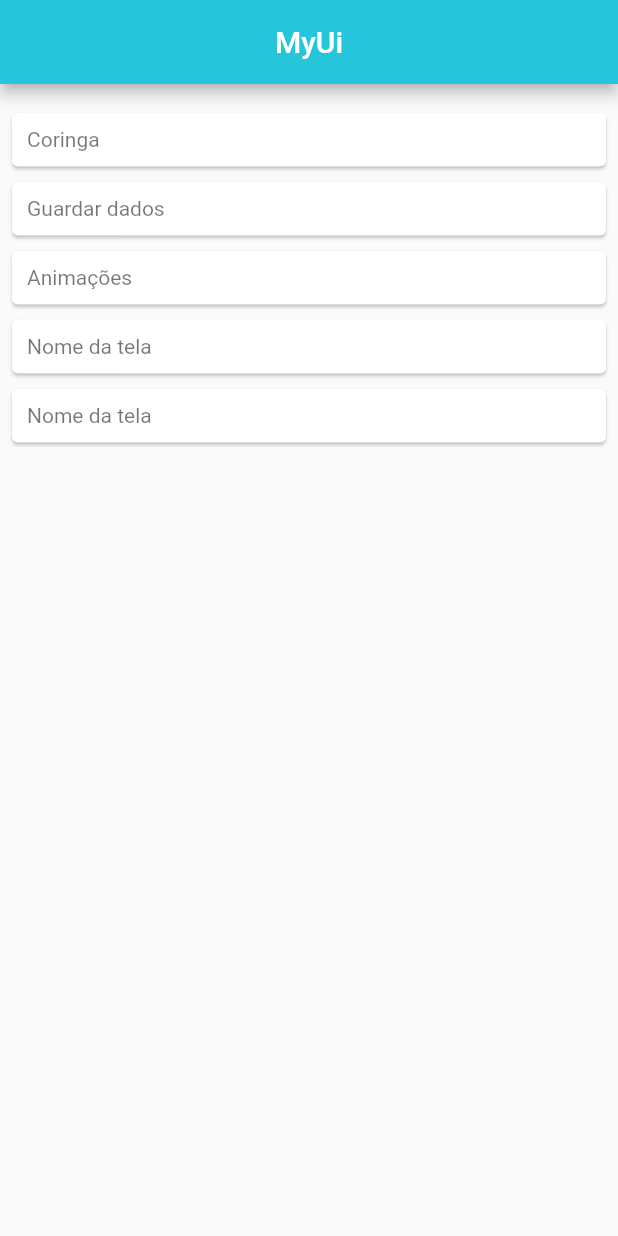
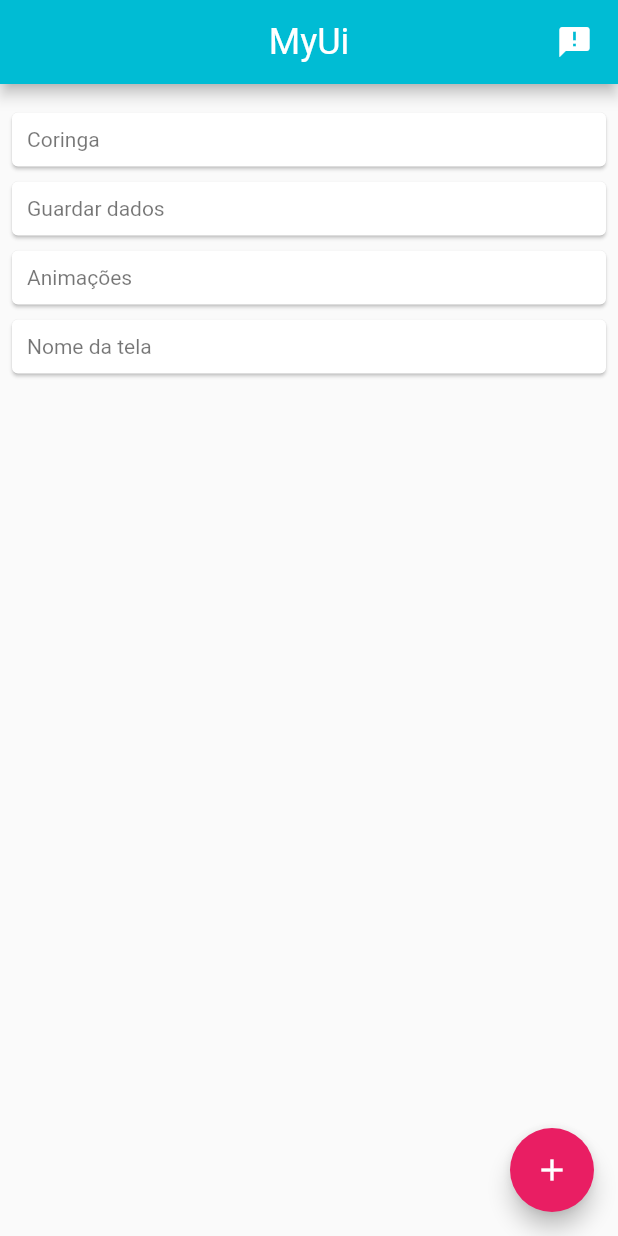
Before and after one commit to mateusisrael/myui, a Flutter app: the screen it shows after launch, on a phone screen of 412 x 824 dp. Run offline on Flutter 3.47's test engine with Material 2 defaults, Android fonts, the phone set to English and light mode, and no system bars.

Commit message:
Começando a usar ThemeData

```diff
--- a/lib/main.dart
+++ b/lib/main.dart
@@ -1,8 +1,10 @@
 import 'package:flutter/material.dart';
 import 'package:flutter/foundation.dart'
     show debugDefaultTargetPlatformOverride;
+import 'package:myui/src/screens/theme.dart';
 import './src/screens/home.dart';
 import './src/screens/coringa.dart';
+import './src/screens/sobre.dart';
 
 
 
@@ -18,6 +20,7 @@ class MyApp extends StatelessWidget{
   @override
   Widget build(BuildContext context) {
     return MaterialApp(
+      theme: myappTheme(),
       debugShowCheckedModeBanner: false,
       title: 'MyUi',
 
@@ -25,6 +28,7 @@ class MyApp extends StatelessWidget{
       routes: {
         '/': (context) => Home(),
         '/coringa': (context) => Coringa(),
+        '/sobre': (context) => Sobre()
       }
     );
   }
--- a/lib/src/screens/coringa.dart
+++ b/lib/src/screens/coringa.dart
@@ -1,4 +1,5 @@
 import 'package:flutter/material.dart';
+
 
 class Coringa extends StatelessWidget{
 
@@ -6,13 +7,12 @@ class Coringa extends StatelessWidget{
   Widget build(BuildContext context) {
     return Scaffold(
       appBar: AppBar(
-        backgroundColor: Colors.cyan[400],
-        title: Text('Coringa'),
+        iconTheme: Theme.of(context).appBarTheme.iconTheme,
+        title: Text('Coringa', style: Theme.of(context).textTheme.headline,),
         centerTitle: true,
       ),
 
       floatingActionButton: FloatingActionButton(
-        backgroundColor: Colors.cyan[400],
         child: Icon(Icons.add)
       ),
     );
--- a/lib/src/screens/home.dart
+++ b/lib/src/screens/home.dart
@@ -1,14 +1,33 @@
 import 'package:flutter/material.dart';
+import './sobre.dart';
 
 
 class Home extends StatelessWidget{
 
+
   @override
   Widget build(BuildContext context) {
     return Scaffold(
+      floatingActionButton: FloatingActionButton(
+        child: Container(
+          child: Icon(Icons.add),
+        )
+      ),
       appBar: AppBar(
-        backgroundColor: Colors.cyan[400],
-        title: Text('MyUi', style: TextStyle(),),
+        actions: <Widget>[
+
+          Container(
+            margin: EdgeInsets.only(right: 17),
+            child: GestureDetector(
+              onTap: () {
+                Navigator.pushNamed(context, '/sobre');
+              },
+              child: Icon(Icons.announcement),
+            ),
+          )
+        ],
+
+        title: Text('MyUi', style: Theme.of(context).textTheme.headline),
         centerTitle: true,
       ),
 
@@ -19,7 +38,6 @@ class Home extends StatelessWidget{
             Tela(nome: 'Coringa', rota: '/coringa',),
             Tela(nome: 'Guardar dados'),
             Tela(nome: 'Animações',),
-            Tela(),
             Tela(),
 
           ]
--- /dev/null
+++ b/lib/src/screens/theme.dart
@@ -0,0 +1,23 @@
+import 'package:flutter/material.dart';
+
+
+ThemeData myappTheme() {
+  return ThemeData(
+    brightness: Brightness.light,
+    primaryColor: Colors.cyan,
+    accentColor: Colors.pink,
+
+    textTheme: TextTheme(
+      headline: TextStyle(color: Colors.white),
+      body1: TextStyle(color: Colors.black12),
+
+    ),
+
+    appBarTheme: AppBarTheme(
+      actionsIconTheme: IconThemeData(
+        color: Colors.white,
+      ),
+
+    )
+  );
+}
```
Also changed, not shown: lib/src/screens/sobre.dart (added, +16 -0 lines).
